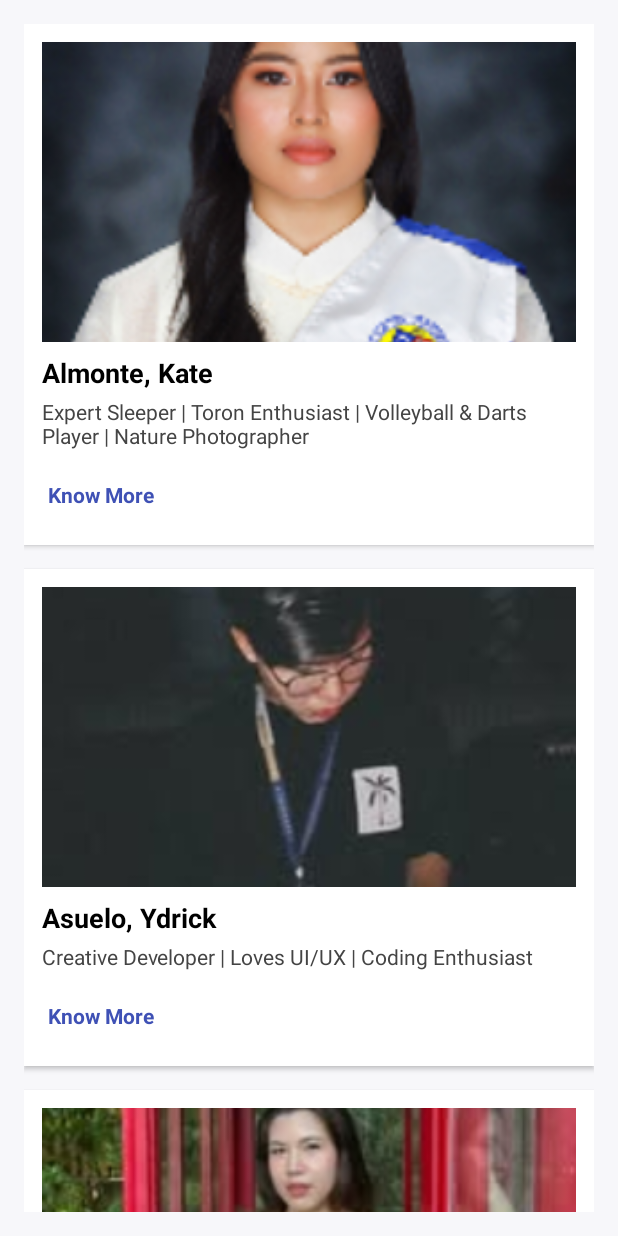
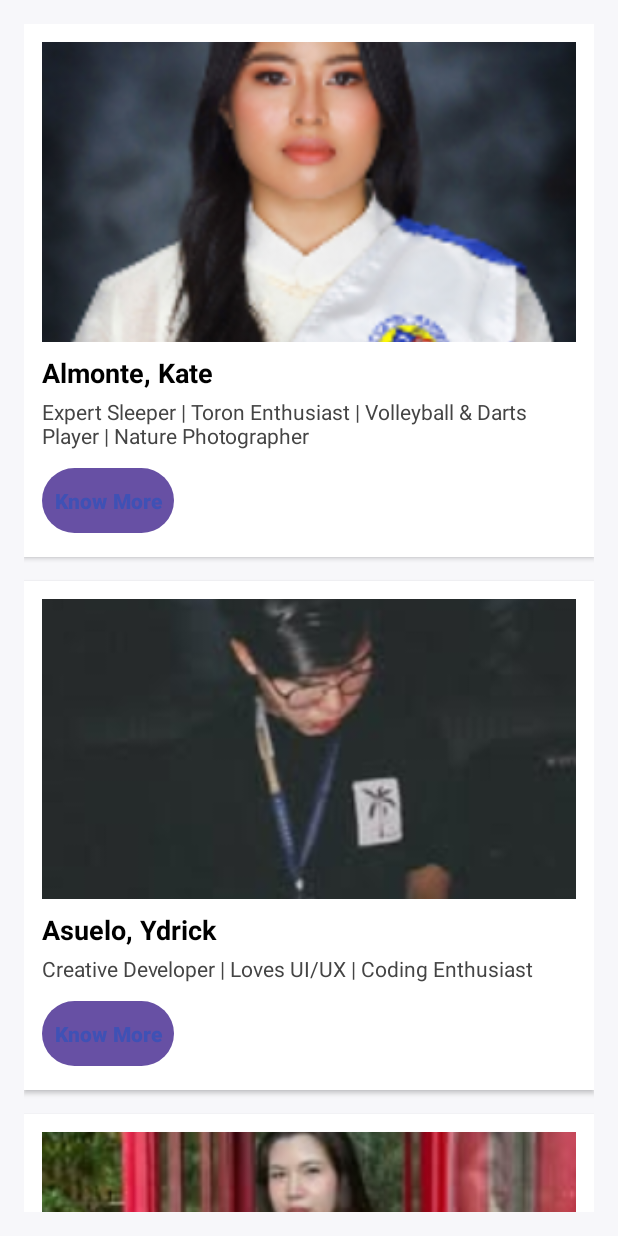
Before and after one commit to SandyLMCD/itcc41-final-about-me-app, an Android app built with Jetpack Compose: the layout activity_main.xml on its own in the app's theme, with its tools: preview values and no code run, on a phone screen of 412 x 824 dp. Run offline under Robolectric (Android 15) with nearby library versions, the phone set to English and light mode, and no system bars.

Commit message:
fix(activity_main.xml): Fixed implicit cast errors. Replaced TextView with Button on necessary lines of code

```diff
--- a/app/src/main/res/layout/activity_main.xml
+++ b/app/src/main/res/layout/activity_main.xml
@@ -69,7 +69,7 @@
                         android:textColor="#333"/>
                 </LinearLayout>
 
-                <TextView
+                <Button
                     android:id="@+id/btn_kate_gthb"
                     android:layout_width="wrap_content"
                     android:layout_height="wrap_content"
@@ -137,7 +137,7 @@
                         android:textColor="#333"/>
                 </LinearLayout>
 
-                <TextView
+                <Button
                     android:id="@+id/btn_ydrick_gthb"
                     android:layout_width="wrap_content"
                     android:layout_height="wrap_content"
@@ -206,7 +206,7 @@
                         android:textColor="#333"/>
                 </LinearLayout>
 
-                <TextView
+                <Button
                     android:id="@+id/btn_3_gthb_sai"
                     android:layout_width="wrap_content"
                     android:layout_height="wrap_content"
@@ -275,7 +275,7 @@
                         android:textColor="#333"/>
                 </LinearLayout>
 
-                <TextView
+                <Button
                     android:id="@+id/btn_4_gthb_ethan"
                     android:layout_width="wrap_content"
                     android:layout_height="wrap_content"
@@ -344,7 +344,7 @@
                         android:textColor="#333"/>
                 </LinearLayout>
 
-                <TextView
+                <Button
                     android:id="@+id/btn_5_gthb_sandy"
                     android:layout_width="wrap_content"
                     android:layout_height="wrap_content"
```
